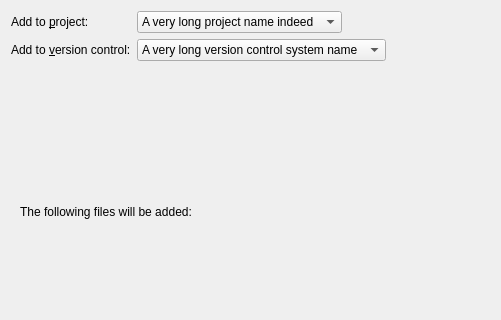
Qt form src/plugins/projectexplorer/projectwizardpage.ui (qt-creator/qt-creator) before a commit; both pictures show x 0 to 501 and y 0 to 320 of the 619 by 414 pixel window.
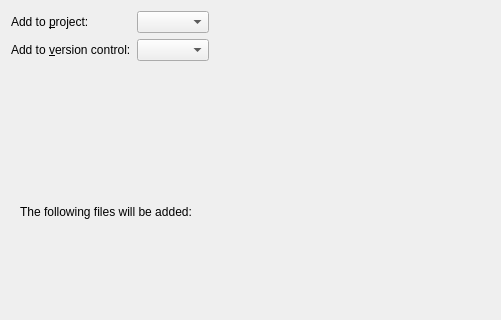
The same form after that commit.

Commit message: Project wizard extension page: Fix combo flicker on Mac. Task-number: QTCREATORBUG-895

Patch:
```diff
--- a/src/plugins/projectexplorer/projectwizardpage.ui
+++ b/src/plugins/projectexplorer/projectwizardpage.ui
@@ -31,11 +31,6 @@
      </item>
      <item row="0" column="1">
       <widget class="QComboBox" name="projectComboBox">
-       <item>
-        <property name="text">
-         <string notr="true">A very long project name indeed</string>
-        </property>
-       </item>
       </widget>
      </item>
      <item row="1" column="0">
@@ -50,11 +45,6 @@
      </item>
      <item row="1" column="1">
       <widget class="QComboBox" name="addToVersionControlComboBox">
-       <item>
-        <property name="text">
-         <string notr="true">A very long version control system name</string>
-        </property>
-       </item>
       </widget>
      </item>
     </layout>
```
